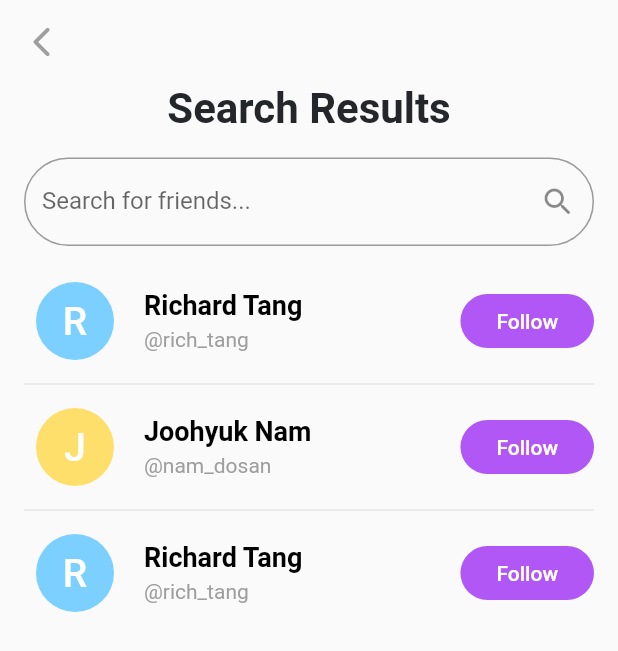
After one commit to cs188-software-design-security-w20/routine-machine, a Flutter app: the SearchResultPage screen opened directly, on a phone screen of 412 x 824 dp. The commit adds this screen. Shown: the top 651 px of the screen. Run offline on Flutter 3.47's test engine with Material 2 defaults, Android fonts, the phone set to English and light mode, and no system bars; our stand-ins replace percent_indicator, timeago; missing offline and left inert: flutter_sfsymbols; Roboto replaces fonts that are missing (SF Pro Rounded).

Commit message:
create follow request page and search page

```diff
--- /dev/null
+++ b/Routine-Machine/lib/Views/components/FollowRequestTile.dart
@@ -0,0 +1,50 @@
+import 'package:flutter/material.dart';
+import './FollowTileInfo.dart';
+import '../../constants/Palette.dart' as Palette;
+
+class FollowRequestTile extends StatelessWidget {
+  final String firstName;
+  final String lastName;
+  final String userName;
+  final String caption;
+  final Color color;
+
+  FollowRequestTile(
+      {this.firstName, this.lastName, this.userName, this.caption, this.color});
+
+  void _followUser() {
+    print('follow user @$userName!');
+  }
+
+  @override
+  Widget build(BuildContext context) {
+    return Container(
+      child: Row(
+        children: [
+          FollowTileInfo(
+            firstName: this.firstName,
+            lastName: this.lastName,
+            caption: this.caption,
+            color: this.color,
+          ),
+          TextButton(
+            onPressed: _followUser,
+            child: Padding(
+              padding: EdgeInsets.symmetric(horizontal: 16),
+              child: Text('Follow'),
+            ),
+            style: ButtonStyle(
+              foregroundColor: MaterialStateProperty.all(Colors.white),
+              backgroundColor: MaterialStateProperty.all(Palette.primary),
+              shape: MaterialStateProperty.all<RoundedRectangleBorder>(
+                RoundedRectangleBorder(
+                  borderRadius: BorderRadius.circular(18.0),
+                ),
+              ),
+            ),
+          ),
+        ],
+      ),
+    );
+  }
+}
--- a/Routine-Machine/lib/Views/pages/FollowPage.dart
+++ b/Routine-Machine/lib/Views/pages/FollowPage.dart
@@ -1,6 +1,7 @@
 import 'package:flutter/material.dart';
 import 'dart:io';
 
+import 'SearchResultPage.dart';
 import '../../constants/Palette.dart' as Palette;
 import '../../constants/Constants.dart' as Constants;
 import '../../Models/SampleFollowTileData.dart';
@@ -129,6 +130,15 @@ class _FollowPageState extends State<FollowPage> {
     }
   }
 
+  void _searchForUser(BuildContext context, String userName) async {
+    Navigator.push(
+      context,
+      MaterialPageRoute(
+        builder: (context) => SearchResultPage(searchText: userName),
+      ),
+    );
+  }
+
   @override
   Widget build(BuildContext context) {
     return Container(
@@ -172,9 +182,10 @@ class _FollowPageState extends State<FollowPage> {
                 labelText: 'Search for friends...',
                 suffixIcon: IconButton(
                   icon: Icon(Icons.search_rounded),
-                  onPressed: () {
+                  onPressed: () async {
                     // TODO: update so search for people
                     print('search for ${searchController.text}!');
+                    _searchForUser(context, searchController.text);
                   },
                 ),
               ),
--- /dev/null
+++ b/Routine-Machine/lib/Views/pages/SearchResultPage.dart
@@ -0,0 +1,110 @@
+import 'package:flutter/material.dart';
+import '../../constants/Constants.dart' as Constants;
+import '../../constants/Palette.dart' as Palette;
+import '../subviews/FollowRequestTileList.dart';
+import '../../Models/SampleFollowerRequestData.dart';
+
+final List<SampleFollowerRequestData> sampleSearchResults = [
+  SampleFollowerRequestData(
+    firstName: 'Richard',
+    lastName: 'Tang',
+    userName: 'rich_tang',
+    color: Palette.blue,
+  ),
+  SampleFollowerRequestData(
+    firstName: 'Joohyuk',
+    lastName: 'Nam',
+    userName: 'nam_dosan',
+    color: Palette.yellow,
+  ),
+  SampleFollowerRequestData(
+    firstName: 'Richard',
+    lastName: 'Tang',
+    userName: 'rich_tang',
+    color: Palette.blue,
+  ),
+];
+
+class SearchResultPage extends StatefulWidget {
+  final String searchText;
+  SearchResultPage({this.searchText});
+  @override
+  _SearchResultPageState createState() => _SearchResultPageState(searchText);
+}
+
+class _SearchResultPageState extends State<SearchResultPage> {
+  TextEditingController searchController;
+  List<SampleFollowerRequestData> _searchResults;
+
+  _SearchResultPageState(String searchText) {
+    searchController = TextEditingController(text: searchText);
+    // Note: do NOT need to call setState() in constructor
+    _searchResults = _searchForUser(searchText);
+  }
+
+  List<SampleFollowerRequestData> _searchForUser(String userName) {
+    // TODO: search for results and return list
+    // TODO: will have to convert this to use futures
+    print('search for user $userName...');
+    return sampleSearchResults;
+  }
+
+  @override
+  Widget build(BuildContext context) {
+    return Scaffold(
+      appBar: AppBar(
+        leading: IconButton(
+          onPressed: () => Navigator.pop(context),
+          icon: Icon(Icons.arrow_back_ios_rounded),
+          color: Colors.grey,
+        ),
+        backgroundColor: Theme.of(context).scaffoldBackgroundColor,
+        elevation: 0,
+      ),
+      body: Container(
+        padding: EdgeInsets.symmetric(horizontal: 16),
+        child: Column(
+          children: [
+            Text(
+              'Search Results',
+              style: Constants.kLargeTitleStyle,
+            ),
+            Padding(
+              padding: EdgeInsets.fromLTRB(0, 16, 0, 16),
+              child: TextField(
+                controller: searchController,
+                decoration: InputDecoration(
+                  border: OutlineInputBorder(
+                    borderRadius: BorderRadius.circular(30),
+                  ),
+                  labelText: 'Search for friends...',
+                  suffixIcon: IconButton(
+                    icon: Icon(Icons.search_rounded),
+                    onPressed: () async {
+                      // TODO: update so search for people
+                      setState(() {
+                        _searchResults = _searchForUser(searchController.text);
+                      });
+                    },
+                  ),
+                ),
+              ),
+            ),
+            Expanded(
+              child: _searchResults.isEmpty // default message if no results
+                  ? Center(
+                      child: Text(
+                        'Sorry, the user "${searchController.text}" was not found',
+                        style: TextStyle(color: Colors.black),
+                      ),
+                    )
+                  : FollowRequestTileList(
+                      followRequestList: _searchResults,
+                    ),
+            ),
+          ],
+        ),
+      ),
+    );
+  }
+}
--- /dev/null
+++ b/Routine-Machine/lib/Views/subviews/FollowRequestTileList.dart
@@ -0,0 +1,27 @@
+import 'package:flutter/material.dart';
+import '../components/FollowRequestTile.dart';
+
+class FollowRequestTileList extends StatelessWidget {
+  final List followRequestList;
+
+  FollowRequestTileList({this.followRequestList});
+
+  @override
+  Widget build(BuildContext context) {
+    return ListView.separated(
+      itemCount: followRequestList.length,
+      shrinkWrap: true,
+      separatorBuilder: (BuildContext context, int index) => Divider(),
+      itemBuilder: (context, index) {
+        var user = followRequestList[index];
+        return FollowRequestTile(
+          firstName: user.firstName,
+          lastName: user.lastName,
+          userName: user.userName,
+          caption: '@${user.userName}',
+          color: user.color,
+        );
+      },
+    );
+  }
+}
```
